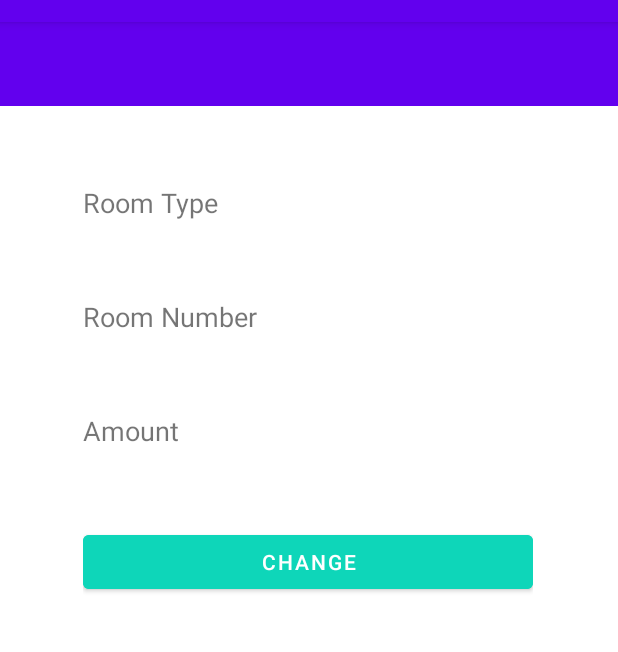
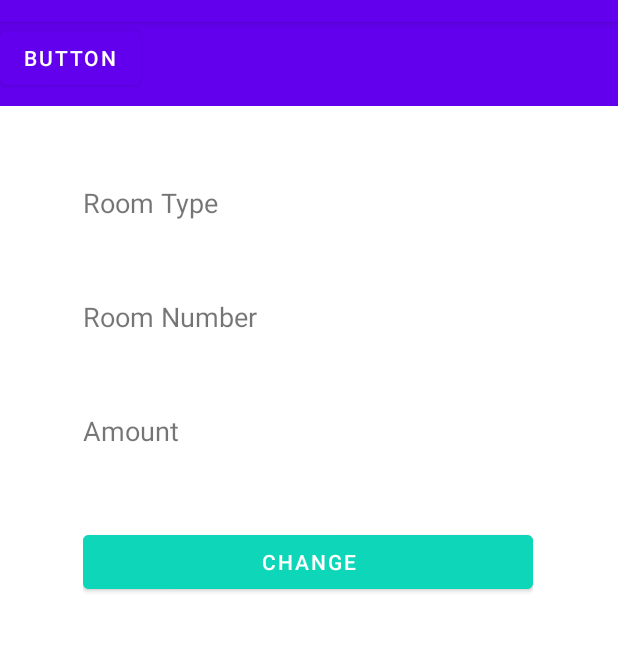
Before and after one commit to RobertHESSO/RoomReservation, an Android app: the BookedRoomList screen opened directly, with no data from a screen before it, on a phone screen of 412 x 824 dp, the part 62-714 px from its top. Run offline under Robolectric (Android 15) with nearby library versions, the phone set to English and light mode, and no system bars.

Commit message:
zweiter button

```diff
--- a/app/src/main/res/layout/activity_booked_room_list.xml
+++ b/app/src/main/res/layout/activity_booked_room_list.xml
@@ -75,4 +75,12 @@
         app:layout_constraintStart_toStartOf="parent"
         app:layout_constraintTop_toTopOf="parent" />
 
+    <Button
+        android:id="@+id/button"
+        android:layout_width="wrap_content"
+        android:layout_height="wrap_content"
+        android:text="Button"
+        tools:layout_editor_absoluteX="156dp"
+        tools:layout_editor_absoluteY="602dp" />
+
 </androidx.constraintlayout.widget.ConstraintLayout>
```
